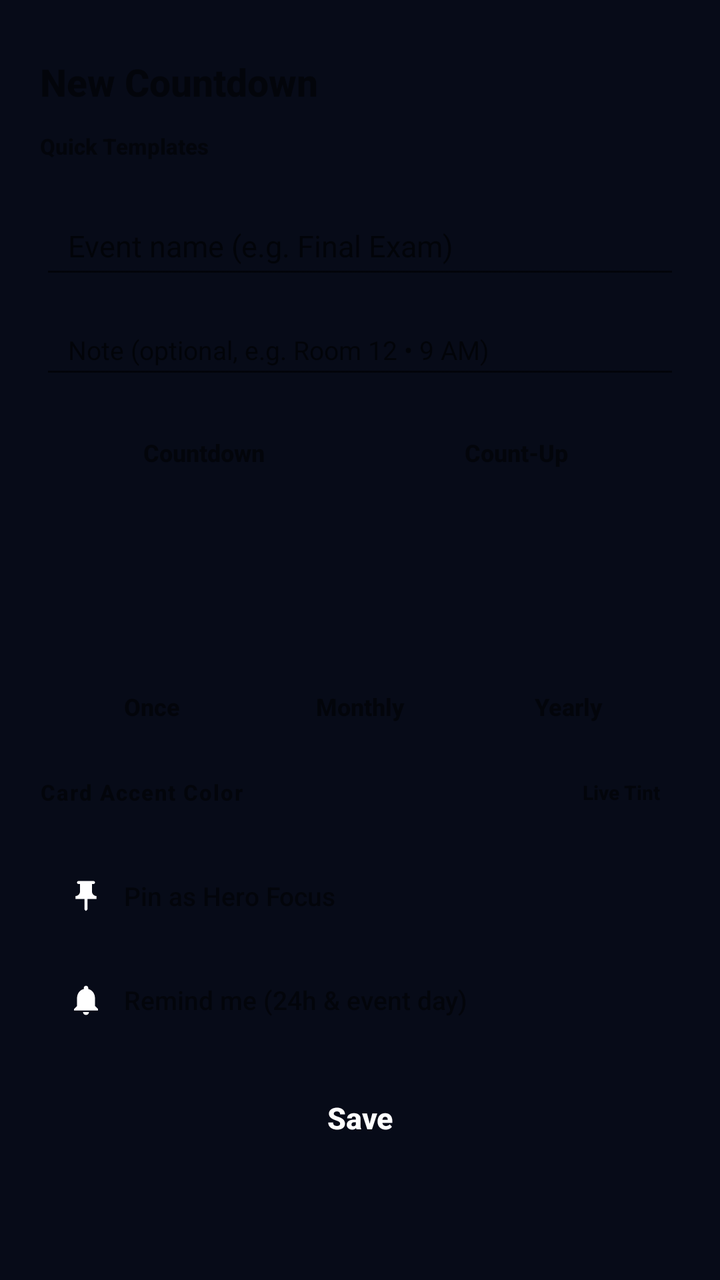
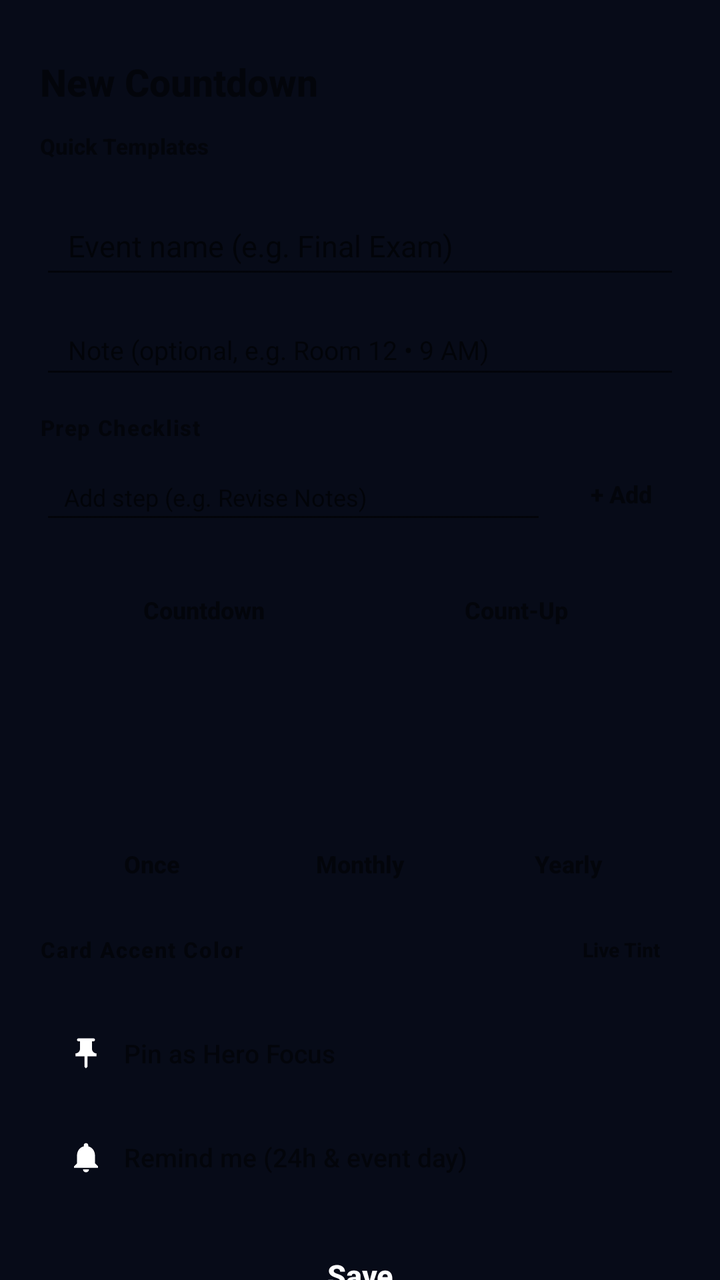

The first picture is an Android layout as it rendered before a commit; the second is the same layout after the commit. The layout source and the unified diff follow.
<!-- AndroidManifest.xml: application theme Theme.LumeTime -->
<!-- res/layout/dialog_countdown_editor.xml -->
<?xml version="1.0" encoding="utf-8"?>
<ScrollView xmlns:android="http://schemas.android.com/apk/res/android"
    android:id="@+id/editorScrollRoot"
    android:layout_width="match_parent"
    android:layout_height="wrap_content"
    android:maxHeight="620dp"
    android:scrollbars="none">

    <LinearLayout
        android:id="@+id/editorSheetRoot"
        android:layout_width="match_parent"
        android:layout_height="wrap_content"
        android:orientation="vertical"
        android:paddingHorizontal="20dp"
        android:paddingTop="10dp"
        android:paddingBottom="24dp">

        <View
            android:id="@+id/sheetDragHandle"
            android:layout_width="42dp"
            android:layout_height="4dp"
            android:layout_gravity="center_horizontal"
            android:layout_marginBottom="14dp" />

        <LinearLayout
            android:layout_width="match_parent"
            android:layout_height="wrap_content"
            android:gravity="center_vertical"
            android:orientation="horizontal">

            <TextView
                android:id="@+id/tvEditorTitle"
                android:layout_width="0dp"
                android:layout_height="wrap_content"
                android:layout_weight="1"
                android:fontFamily="sans-serif-medium"
                android:text="@string/add_countdown"
                android:textSize="19sp"
                android:textStyle="bold" />

            <TextView
                android:id="@+id/btnDeleteItem"
                android:layout_width="wrap_content"
                android:layout_height="34dp"
                android:clickable="true"
                android:focusable="true"
                android:fontFamily="sans-serif-medium"
                android:gravity="center"
                android:paddingHorizontal="12dp"
                android:text="@string/delete_label"
                android:textSize="12sp"
                android:textStyle="bold"
                android:visibility="gone" />
        </LinearLayout>

        
        <LinearLayout
            android:id="@+id/templatesSection"
            android:layout_width="match_parent"
            android:layout_height="wrap_content"
            android:layout_marginTop="12dp"
            android:orientation="vertical">

            <TextView
                android:id="@+id/tvTemplatesLabel"
                android:layout_width="wrap_content"
                android:layout_height="wrap_content"
                android:fontFamily="sans-serif-medium"
                android:text="@string/quick_templates"
                android:textSize="11sp"
                android:textStyle="bold" />

            <HorizontalScrollView
                android:layout_width="match_parent"
                android:layout_height="wrap_content"
                android:layout_marginTop="6dp"
                android:scrollbars="none">

                <LinearLayout
                    android:id="@+id/templatesContainer"
                    android:layout_width="wrap_content"
                    android:layout_height="wrap_content"
                    android:orientation="horizontal" />
            </HorizontalScrollView>
        </LinearLayout>

        
        <EditText
            android:id="@+id/etTitle"
            android:layout_width="match_parent"
            android:layout_height="46dp"
            android:layout_marginTop="12dp"
            android:hint="@string/title_hint"
            android:imeOptions="actionNext"
            android:inputType="textCapSentences"
            android:maxLength="48"
            android:paddingHorizontal="14dp"
            android:singleLine="true"
            android:textSize="15sp" />

        
        <EditText
            android:id="@+id/etNote"
            android:layout_width="match_parent"
            android:layout_height="42dp"
            android:layout_marginTop="8dp"
            android:hint="@string/note_hint"
            android:imeOptions="actionDone"
            android:inputType="textCapSentences"
            android:maxLength="80"
            android:paddingHorizontal="14dp"
            android:singleLine="true"
            android:textSize="13sp" />

        
        <LinearLayout
            android:id="@+id/modeSwitchContainer"
            android:layout_width="match_parent"
            android:layout_height="40dp"
            android:layout_marginTop="12dp"
            android:gravity="center"
            android:orientation="horizontal"
            android:padding="4dp">

            <TextView
                android:id="@+id/btnModeCountdown"
                android:layout_width="0dp"
                android:layout_height="match_parent"
                android:layout_weight="1"
                android:clickable="true"
                android:focusable="true"
                android:fontFamily="sans-serif-medium"
                android:gravity="center"
                android:text="@string/mode_countdown"
                android:textSize="12sp"
                android:textStyle="bold" />

            <TextView
                android:id="@+id/btnModeCountUp"
                android:layout_width="0dp"
                android:layout_height="match_parent"
                android:layout_weight="1"
                android:clickable="true"
                android:focusable="true"
                android:fontFamily="sans-serif-medium"
                android:gravity="center"
                android:text="@string/mode_countup"
                android:textSize="12sp"
                android:textStyle="bold" />
        </LinearLayout>

        
        <LinearLayout
            android:layout_width="match_parent"
            android:layout_height="wrap_content"
            android:layout_marginTop="12dp"
            android:orientation="horizontal">

            <TextView
                android:id="@+id/btnPickDate"
                android:layout_width="0dp"
                android:layout_height="42dp"
                android:layout_weight="1.2"
                android:clickable="true"
                android:focusable="true"
                android:fontFamily="sans-serif-medium"
                android:gravity="center"
                android:paddingHorizontal="10dp"
                android:textSize="13sp" />

            <TextView
                android:id="@+id/btnPickTime"
                android:layout_width="0dp"
                android:layout_height="42dp"
                android:layout_marginStart="8dp"
                android:layout_weight="1"
                android:clickable="true"
                android:focusable="true"
                android:fontFamily="sans-serif-medium"
                android:gravity="center"
                android:paddingHorizontal="10dp"
                android:textSize="13sp" />
        </LinearLayout>

        
        <HorizontalScrollView
            android:layout_width="match_parent"
            android:layout_height="wrap_content"
            android:layout_marginTop="12dp"
            android:scrollbars="none">

            <LinearLayout
                android:id="@+id/emojiContainer"
                android:layout_width="wrap_content"
                android:layout_height="wrap_content"
                android:orientation="horizontal" />
        </HorizontalScrollView>

        
        <HorizontalScrollView
            android:layout_width="match_parent"
            android:layout_height="wrap_content"
            android:layout_marginTop="10dp"
            android:scrollbars="none">

            <LinearLayout
                android:id="@+id/categoryContainer"
                android:layout_width="wrap_content"
                android:layout_height="wrap_content"
                android:orientation="horizontal" />
        </HorizontalScrollView>

        
        <LinearLayout
            android:id="@+id/repeatContainer"
            android:layout_width="match_parent"
            android:layout_height="38dp"
            android:layout_marginTop="12dp"
            android:gravity="center"
            android:orientation="horizontal"
            android:padding="4dp">

            <TextView
                android:id="@+id/btnRepeatNone"
                android:layout_width="0dp"
                android:layout_height="match_parent"
                android:layout_weight="1"
                android:clickable="true"
                android:focusable="true"
                android:fontFamily="sans-serif-medium"
                android:gravity="center"
                android:text="Once"
                android:textSize="12sp"
                android:textStyle="bold" />

            <TextView
                android:id="@+id/btnRepeatMonthly"
                android:layout_width="0dp"
                android:layout_height="match_parent"
                android:layout_weight="1"
                android:clickable="true"
                android:focusable="true"
                android:fontFamily="sans-serif-medium"
                android:gravity="center"
                android:text="Monthly"
                android:textSize="12sp"
                android:textStyle="bold" />

            <TextView
                android:id="@+id/btnRepeatYearly"
                android:layout_width="0dp"
                android:layout_height="match_parent"
                android:layout_weight="1"
                android:clickable="true"
                android:focusable="true"
                android:fontFamily="sans-serif-medium"
                android:gravity="center"
                android:text="Yearly"
                android:textSize="12sp"
                android:textStyle="bold" />
        </LinearLayout>

        
        <LinearLayout
            android:layout_width="match_parent"
            android:layout_height="wrap_content"
            android:layout_marginTop="14dp"
            android:gravity="center_vertical"
            android:orientation="horizontal">

            <TextView
                android:id="@+id/tvAccentLabel"
                android:layout_width="0dp"
                android:layout_height="wrap_content"
                android:layout_weight="1"
                android:fontFamily="sans-serif-medium"
                android:letterSpacing="0.06"
                android:text="@string/card_accent_label"
                android:textSize="11sp"
                android:textStyle="bold" />

            <TextView
                android:id="@+id/tvAccentPreview"
                android:layout_width="wrap_content"
                android:layout_height="wrap_content"
                android:fontFamily="sans-serif-medium"
                android:paddingHorizontal="10dp"
                android:paddingVertical="3dp"
                android:text="@string/accent_preview_badge"
                android:textSize="10sp"
                android:textStyle="bold" />
        </LinearLayout>

        
        <LinearLayout
            android:id="@+id/accentSwatchContainer"
            android:layout_width="match_parent"
            android:layout_height="wrap_content"
            android:layout_marginTop="8dp"
            android:gravity="center_vertical"
            android:orientation="horizontal" />

        
        <LinearLayout
            android:id="@+id/rowPinHero"
            android:layout_width="match_parent"
            android:layout_height="44dp"
            android:layout_marginTop="12dp"
            android:clickable="true"
            android:focusable="true"
            android:gravity="center_vertical"
            android:orientation="horizontal"
            android:paddingHorizontal="14dp">

            <ImageView
                android:id="@+id/ivPinToggleIcon"
                android:layout_width="18dp"
                android:layout_height="18dp"
                android:contentDescription="@null"
                android:src="@drawable/ic_pin" />

            <TextView
                android:id="@+id/tvPinToggleLabel"
                android:layout_width="0dp"
                android:layout_height="wrap_content"
                android:layout_marginStart="10dp"
                android:layout_weight="1"
                android:fontFamily="sans-serif-medium"
                android:text="@string/pin_to_hero"
                android:textSize="13sp" />

            <TextView
                android:id="@+id/tvPinStatusBadge"
                android:layout_width="wrap_content"
                android:layout_height="wrap_content"
                android:fontFamily="sans-serif-medium"
                android:textSize="12sp"
                android:textStyle="bold" />
        </LinearLayout>

        
        <LinearLayout
            android:id="@+id/rowReminderToggle"
            android:layout_width="match_parent"
            android:layout_height="44dp"
            android:layout_marginTop="8dp"
            android:clickable="true"
            android:focusable="true"
            android:gravity="center_vertical"
            android:orientation="horizontal"
            android:paddingHorizontal="14dp">

            <ImageView
                android:id="@+id/ivReminderToggleIcon"
                android:layout_width="18dp"
                android:layout_height="18dp"
                android:contentDescription="@null"
                android:src="@drawable/ic_bell" />

            <TextView
                android:id="@+id/tvReminderToggleLabel"
                android:layout_width="0dp"
                android:layout_height="wrap_content"
                android:layout_marginStart="10dp"
                android:layout_weight="1"
                android:fontFamily="sans-serif-medium"
                android:text="@string/reminder_toggle_label"
                android:textSize="13sp" />

            <TextView
                android:id="@+id/tvReminderStatusBadge"
                android:layout_width="wrap_content"
                android:layout_height="wrap_content"
                android:fontFamily="sans-serif-medium"
                android:textSize="12sp"
                android:textStyle="bold" />
        </LinearLayout>

        
        <TextView
            android:id="@+id/btnResetStreak"
            android:layout_width="match_parent"
            android:layout_height="40dp"
            android:layout_marginTop="8dp"
            android:clickable="true"
            android:focusable="true"
            android:fontFamily="sans-serif-medium"
            android:gravity="center"
            android:text="@string/reset_streak_label"
            android:textSize="12sp"
            android:textStyle="bold"
            android:visibility="gone" />

        <TextView
            android:id="@+id/btnSaveCountdown"
            android:layout_width="match_parent"
            android:layout_height="46dp"
            android:layout_marginTop="14dp"
            android:clickable="true"
            android:focusable="true"
            android:fontFamily="sans-serif-medium"
            android:gravity="center"
            android:text="@string/save_label"
            android:textColor="#FFFFFFFF"
            android:textSize="15sp"
            android:textStyle="bold" />

    </LinearLayout>
</ScrollView>
<!-- resources referenced by this layout -->
<resources>
  <!-- drawable ic_bell (drawable) -->
  <?xml version="1.0" encoding="utf-8"?>
  <vector xmlns:android="http://schemas.android.com/apk/res/android"
      android:width="24dp"
      android:height="24dp"
      android:viewportWidth="24"
      android:viewportHeight="24">
      <path
          android:fillColor="#FFFFFFFF"
          android:pathData="M12,22c1.1,0 2,-0.9 2,-2h-4c0,1.1 0.9,2 2,2zM18,16v-5c0,-3.07 -1.63,-5.64 -4.5,-6.32V4c0,-0.83 -0.67,-1.5 -1.5,-1.5s-1.5,0.67 -1.5,1.5v0.68C7.64,5.36 6,7.92 6,11v5l-2,2v1h16v-1l-2,-2z" />
  </vector>
  <!-- drawable ic_pin (drawable) -->
  <?xml version="1.0" encoding="utf-8"?>
  <vector xmlns:android="http://schemas.android.com/apk/res/android"
      android:width="24dp"
      android:height="24dp"
      android:viewportWidth="24"
      android:viewportHeight="24">
      <path
          android:fillColor="#FFFFFFFF"
          android:pathData="M16,9V4l1,0c0.55,0 1,-0.45 1,-1s-0.45,-1 -1,-1H7C6.45,2 6,2.45 6,3s0.45,1 1,1l1,0v5c0,1.66 -1.34,3 -3,3v2h5.97v7l1,1l1,-1v-7H19v-2C17.34,12 16,10.66 16,9z" />
  </vector>
  <string name="accent_preview_badge">Live Tint</string>
  <string name="add_countdown">New Countdown</string>
  <string name="card_accent_label">Card Accent Color</string>
  <string name="delete_label">Delete</string>
  <string name="mode_countdown">Countdown</string>
  <string name="mode_countup">Count-Up</string>
  <string name="note_hint">Note (optional, e.g. Room 12 • 9 AM)</string>
  <string name="pin_to_hero">Pin as Hero Focus</string>
  <string name="quick_templates">Quick Templates</string>
  <string name="reminder_toggle_label">Remind me (24h &amp; event day)</string>
  <string name="reset_streak_label">Restart Streak from Now</string>
  <string name="save_label">Save</string>
  <string name="title_hint">Event name (e.g. Final Exam)</string>
  <style name="Theme.LumeTime" parent="Theme.AppCompat.DayNight.NoActionBar">
          <item name="android:statusBarColor">@android:color/transparent</item>
          <item name="android:navigationBarColor">@android:color/transparent</item>
          <item name="colorAccent">@color/accent_cyan</item>
          <item name="android:windowBackground">@color/bg_base</item>
      </style>
  <color name="accent_cyan">#38BDF8</color>
  <color name="bg_base">#070B18</color>
</resources>

<!-- the commit's change to res/layout/dialog_countdown_editor.xml (unified diff, before → after) -->
@@ -111,6 +111,60 @@
             android:paddingHorizontal="14dp"
             android:singleLine="true"
             android:textSize="13sp" />
+
+        
+        <TextView
+            android:id="@+id/tvChecklistSectionLabel"
+            android:layout_width="wrap_content"
+            android:layout_height="wrap_content"
+            android:layout_marginTop="12dp"
+            android:fontFamily="sans-serif-medium"
+            android:letterSpacing="0.05"
+            android:text="@string/prep_checklist_label"
+            android:textSize="11sp"
+            android:textStyle="bold" />
+
+        <LinearLayout
+            android:layout_width="match_parent"
+            android:layout_height="wrap_content"
+            android:layout_marginTop="6dp"
+            android:gravity="center_vertical"
+            android:orientation="horizontal">
+
+            <EditText
+                android:id="@+id/etAddStep"
+                android:layout_width="0dp"
+                android:layout_height="40dp"
+                android:layout_marginEnd="8dp"
+                android:layout_weight="1"
+                android:hint="@string/add_step_hint"
+                android:imeOptions="actionDone"
+                android:inputType="textCapSentences"
+                android:maxLength="56"
+                android:paddingHorizontal="12dp"
+                android:singleLine="true"
+                android:textSize="12sp" />
+
+            <TextView
+                android:id="@+id/btnAddStep"
+                android:layout_width="wrap_content"
+                android:layout_height="40dp"
+                android:clickable="true"
+                android:focusable="true"
+                android:fontFamily="sans-serif-medium"
+                android:gravity="center"
+                android:paddingHorizontal="14dp"
+                android:text="+ Add"
+                android:textSize="12sp"
+                android:textStyle="bold" />
+        </LinearLayout>
+
+        <LinearLayout
+            android:id="@+id/checklistStepsContainer"
+            android:layout_width="match_parent"
+            android:layout_height="wrap_content"
+            android:layout_marginTop="6dp"
+            android:orientation="vertical" />
 
         
         <LinearLayout
<!-- resource entries referenced after the edit -->
@@ -24,12 +24,14 @@
   </vector>
   <string name="accent_preview_badge">Live Tint</string>
   <string name="add_countdown">New Countdown</string>
+  <string name="add_step_hint">Add step (e.g. Revise Notes)</string>
   <string name="card_accent_label">Card Accent Color</string>
   <string name="delete_label">Delete</string>
   <string name="mode_countdown">Countdown</string>
   <string name="mode_countup">Count-Up</string>
   <string name="note_hint">Note (optional, e.g. Room 12 • 9 AM)</string>
   <string name="pin_to_hero">Pin as Hero Focus</string>
+  <string name="prep_checklist_label">Prep Checklist</string>
   <string name="quick_templates">Quick Templates</string>
   <string name="reminder_toggle_label">Remind me (24h &amp; event day)</string>
   <string name="reset_streak_label">Restart Streak from Now</string>
